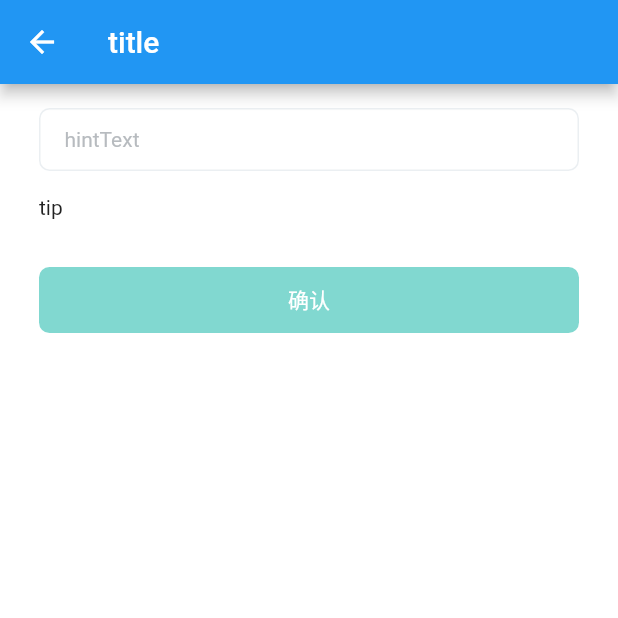
After one commit to zzz1029335886/jui, a Flutter app: the InputPage screen opened directly, after a tap on "InputPage", on a phone screen of 412 x 824 dp, the top half of it. The commit adds this screen. Run offline on Flutter 3.47's test engine with Material 2 defaults, Android fonts, the phone set to English and light mode, and no system bars; our stand-ins replace easy_refresh; missing offline and left inert: flutter_picker, jieluoxuan_bundle_base, jui_modal_bottom_sheet; statements that could not run were skipped.

Commit message:
新增input输入页面，修改其他

```diff
--- a/example/lib/common/bottom_sheet_page.dart
+++ b/example/lib/common/bottom_sheet_page.dart
@@ -55,7 +55,7 @@ class _BottomSheetPageState extends State<BottomSheetPage> {
                   JUIBottomSheet.select(
                       context: context,
                       titles: ['1', '2', '3', '4', '5', '6'],
-                      callback: (_, value) {
+                      callback: (_, __, value) {
                         print(value);
                       });
                 },
--- /dev/null
+++ b/example/lib/common/input_page.dart
@@ -0,0 +1,42 @@
+import 'package:flutter/material.dart';
+import 'package:jui/jui.dart';
+
+import '../list_button.dart';
+
+class InputPage extends StatefulWidget {
+  const InputPage({super.key});
+  @override
+  State<InputPage> createState() => _InputPageState();
+}
+
+class _InputPageState extends State<InputPage> {
+  @override
+  Widget build(BuildContext context) {
+    return Scaffold(
+      appBar: AppBar(
+        title: Text('InputPage'),
+      ),
+      body: SafeArea(
+          child: Column(
+        children: [
+          ListButton(
+            title: 'InputPage',
+            onPressed: () {
+              JUIInputPage.push(
+                context: context,
+                title: 'title',
+                hintText: 'hintText',
+                tip: 'tip',
+                buttonTitle: '确认',
+                onEditingComplete: (value) {
+                  print(value);
+                  return Future.sync(() => false);
+                },
+              );
+            },
+          ),
+        ],
+      )),
+    );
+  }
+}
--- a/lib/src/base/jui_button.dart
+++ b/lib/src/base/jui_button.dart
@@ -124,17 +124,23 @@ class JUIButton extends StatelessWidget {
         ));
   }
 
-  static Widget themeBackground({
-    required VoidCallback onPressed,
-    double? width,
-    String? title,
-    double? height = 44,
-  }) {
+  static Widget themeBackground(
+      {VoidCallback? onPressed,
+      double? width,
+      EdgeInsets? padding,
+      EdgeInsets? margin,
+      String? title,
+      double? radius = 7,
+      double? height = 44,
+      bool isShowOnAppBar = false}) {
     return custom(
         onPressed: onPressed,
         width: width,
+        padding: padding,
+        margin: margin,
         height: height,
-        radius: 7,
+        radius: radius,
+        isShowOnAppBar: isShowOnAppBar,
         title: title);
   }
 
@@ -147,10 +153,12 @@ class JUIButton extends StatelessWidget {
       EdgeInsets? margin,
       double? height,
       Color? titleColor = Colors.white,
+      double? fontSize,
       double? radius,
       Color? borderColor,
-      Color? backgroundColor = const Color.fromRGBO(129, 216, 208, 1)}) {
-    return Container(
+      Color? backgroundColor = const Color.fromRGBO(129, 216, 208, 1),
+      bool isShowOnAppBar = false}) {
+    Widget res = Container(
       width: width,
       padding: padding,
       margin: margin,
@@ -164,9 +172,29 @@ class JUIButton extends StatelessWidget {
       child: JUIButton(
         title: title,
         color: titleColor,
-        onPressed: onPressed,
+        fontSize: fontSize,
+        onPressed: padding == null ? onPressed : null,
         child: clild,
       ),
     );
+
+    if (padding != null) {
+      res = InkWell(
+        child: res,
+        onTap: onPressed,
+      );
+    }
+
+    if (isShowOnAppBar) {
+      return Row(
+        children: [
+          res,
+          SizedBox(
+            width: 16,
+          )
+        ],
+      );
+    }
+    return res;
   }
 }
--- a/lib/src/common/jui_common.dart
+++ b/lib/src/common/jui_common.dart
@@ -4,10 +4,11 @@ export 'jui_page_container.dart';
 export 'jui_page_control.dart';
 export 'jui_tabbar_scroll_view.dart';
 export 'jui_header_scroll_view.dart';
-export 'jui_input.dart';
+export 'jui_auto_warp_input.dart';
 export 'jui_bottom_input.dart';
 export 'jui_bottom_sheet.dart';
 export 'jui_dropdown.dart';
 export 'jui_section_title.dart';
 export 'jui_share.dart';
 export 'jui_picker.dart';
+export 'jui_input_page.dart';
--- /dev/null
+++ b/lib/src/common/jui_input_page.dart
@@ -0,0 +1,176 @@
+import 'dart:async';
+
+import 'package:flutter/material.dart';
+import 'package:jui/jui.dart';
+
+typedef JUIInputPageOnEditingComplete = Future<bool>? Function(String? value);
+
+class JUIInputPage extends StatefulWidget {
+  final String title;
+
+  final String? text;
+  final TextStyle? textStyle;
+
+  final String? hintText;
+  final TextStyle? hintTextStyle;
+
+  final String? tip;
+  final TextStyle? tipTextStyle;
+
+  final int maxLength;
+  final int maxLines;
+
+  final bool isShowCleanButton;
+
+  final JUIInputPageOnEditingComplete? onEditingComplete;
+
+  final String? buttonTitle;
+
+  const JUIInputPage(
+      {super.key,
+      required this.title,
+      this.tip,
+      this.tipTextStyle,
+      this.text,
+      this.textStyle,
+      this.hintText,
+      this.hintTextStyle,
+      this.maxLength = 9999,
+      this.maxLines = 1,
+      this.buttonTitle,
+      this.onEditingComplete,
+      this.isShowCleanButton = true});
+  @override
+  State<JUIInputPage> createState() => _JUIInputPageState();
+
+  static Future<String?> push(
+      {required BuildContext context,
+      required String title,
+      String? text,
+      TextStyle? textStyle,
+      String? hintText,
+      TextStyle? hintTextStyle,
+      String? tip,
+      TextStyle? tipTextStyle,
+      int maxLength = 9999,
+      int maxLines = 1,
+      String? buttonTitle,
+      JUIInputPageOnEditingComplete? onEditingComplete,
+      bool isShowCleanButton = true}) {
+    Completer<String?> completer = Completer();
+
+    Navigator.of(context).push(MaterialPageRoute(builder: (context) {
+      return JUIInputPage(
+          title: title,
+          text: text,
+          textStyle: textStyle,
+          tip: tip,
+          tipTextStyle: tipTextStyle,
+          hintText: hintText,
+          hintTextStyle: hintTextStyle,
+          maxLength: maxLength,
+          maxLines: maxLines,
+          buttonTitle: buttonTitle,
+          onEditingComplete: onEditingComplete,
+          isShowCleanButton: isShowCleanButton);
+    }));
+
+    return completer.future;
+  }
+}
+
+class _JUIInputPageState extends State<JUIInputPage> {
+  TextEditingController controller = TextEditingController();
+  @override
+  void dispose() {
+    super.dispose();
+  }
+
+  @override
+  Widget build(BuildContext context) {
+    return Scaffold(
+      appBar: AppBar(
+        title: Text(widget.title),
+      ),
+      body: SafeArea(
+          child: Container(
+        color: Colors.white,
+        padding: const EdgeInsets.symmetric(horizontal: 26, vertical: 16),
+        child: Column(
+          crossAxisAlignment: CrossAxisAlignment.stretch,
+          children: [
+            Container(
+              padding: const EdgeInsets.symmetric(horizontal: 16, vertical: 4),
+              decoration: BoxDecoration(
+                  borderRadius: const BorderRadius.all(
+                    Radius.circular(7),
+                  ),
+                  border: Border.all(
+                      color: const Color.fromRGBO(235, 239, 242, 1))),
+              child: CFTextField(
+                text: widget.text,
+                textStyle: widget.textStyle ??
+                    const TextStyle(
+                        fontSize: 14, color: Color.fromRGBO(113, 119, 125, 1)),
+                hintText: widget.hintText ?? '请输入',
+                maxLength: widget.maxLength,
+                maxLines: widget.maxLines,
+                controller: controller,
+                isShowCleanButton: widget.isShowCleanButton,
+                hintTextStyle: widget.hintTextStyle ??
+                    const TextStyle(
+                      fontSize: 14,
+                      color: Color.fromRGBO(183, 187, 191, 1),
+                    ),
+                // inputCompletionCallBack: (value, isSubmitted) {
+                //   inputCompletionCallBack(value);
+                // },
+              ),
+            ),
+            if (widget.tip != null)
+              Column(
+                crossAxisAlignment: CrossAxisAlignment.stretch,
+                children: [
+                  const SizedBox(
+                    height: 16,
+                  ),
+                  Text(
+                    widget.tip!,
+                    style: widget.tipTextStyle,
+                  ),
+                ],
+              ),
+            if (widget.buttonTitle != null)
+              Column(
+                crossAxisAlignment: CrossAxisAlignment.stretch,
+                children: [
+                  const SizedBox(
+                    height: 32,
+                  ),
+                  JUIButton.themeBackground(
+                    title: widget.buttonTitle,
+                    onPressed: () {
+                      inputCompletionCallBack(controller.text);
+                    },
+                  ),
+                ],
+              )
+          ],
+        ),
+      )),
+    );
+  }
+
+  void inputCompletionCallBack(String? text) {
+    var res = widget.onEditingComplete?.call(text);
+    if (res != null) {
+      res.then((res) {
+        if (res == true) {
+          Navigator.pop(context);
+        }
+      });
+    } else {
+      Navigator.pop(context);
+    }
+  }
+}
--- a/lib/src/common/jui_tabbar_scroll_view.dart
+++ b/lib/src/common/jui_tabbar_scroll_view.dart
@@ -140,7 +140,6 @@ class _SliverAppBarDelegate extends SliverPersistentHeaderDelegate {
   @override
   Widget build(
       BuildContext context, double shrinkOffset, bool overlapsContent) {
-    print(sizeWidget.preferredSize.height);
     return Container(
       color: Colors.white,
       child: sizeWidget,
--- a/lib/src/other/cf_text_field.dart
+++ b/lib/src/other/cf_text_field.dart
@@ -193,6 +193,7 @@ class _CFTextFieldState extends State<CFTextField> {
                   padding: const EdgeInsets.all(0.0),
                   icon: const Icon(
                     Icons.cancel,
+                    color: Color.fromRGBO(183, 187, 191, 1),
                   ),
                   onPressed: () {
                     setState(() {
--- a/pubspec.yaml
+++ b/pubspec.yaml
@@ -28,6 +28,8 @@ dependencies:
 
   # 底部弹出 日期选择器 单列多列  https://pub.flutter-io.cn/packages/flutter_picker
   flutter_picker: ^2.1.0
+  # 自定义键盘操作按钮
+  keyboard_actions: ^4.2.0
 
 dev_dependencies:
   flutter_test:
```
Also changed, not shown: example/lib/common/jui_common_page.dart (+19 -0 lines), example/lib/common/tab_bar_page.dart (added, +36 -0 lines), lib/src/base/jui_tab_bar.dart (+7 -2 lines), lib/src/common/jui_auto_warp_input.dart (renamed from lib/src/common/jui_input.dart, +4 -4 lines), lib/src/common/jui_bottom_input.dart (+4 -7 lines), lib/src/common/jui_bottom_sheet.dart (+14 -8 lines), 1 other file.
